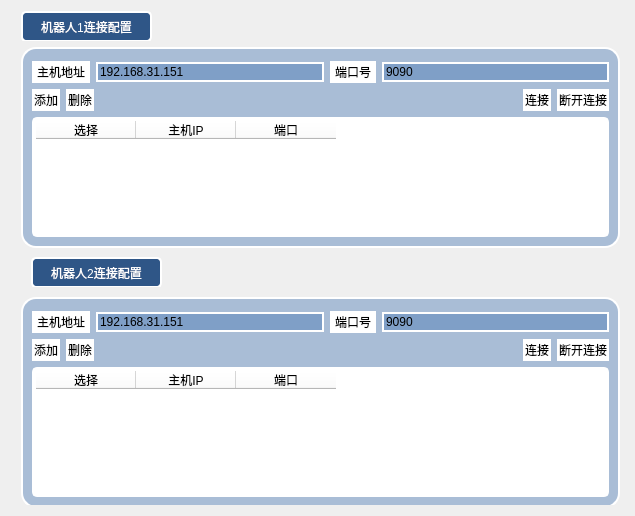
Timelees/RobanWeb, file ui/connectDialog.ui: the form before one commit.
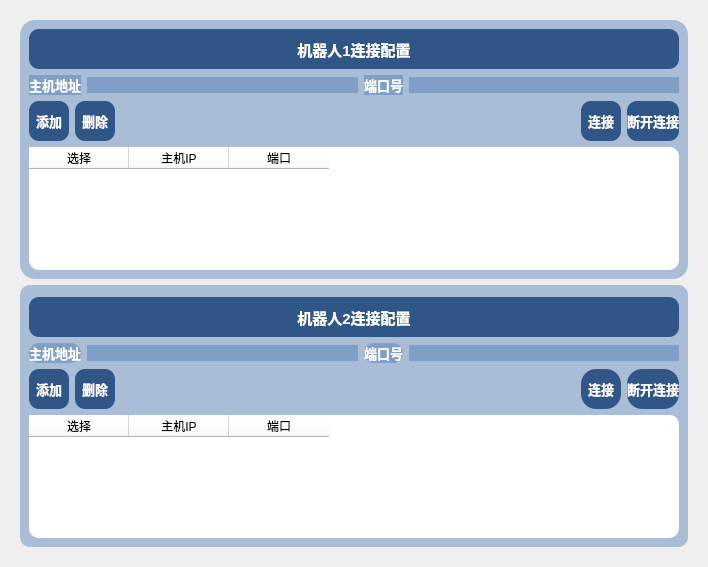
The form after the commit.

Diff of the .ui file:
```diff
--- a/ui/connectDialog.ui
+++ b/ui/connectDialog.ui
@@ -6,248 +6,87 @@
    <rect>
     <x>0</x>
     <y>0</y>
-    <width>635</width>
-    <height>516</height>
+    <width>708</width>
+    <height>567</height>
    </rect>
   </property>
   <property name="windowTitle">
    <string>连接设置</string>
   </property>
   <layout class="QVBoxLayout" name="verticalLayout">
-   <item>
-    <widget class="QWidget" name="buttonPanel" native="true">
-     <property name="maximumSize">
-      <size>
-       <width>16777215</width>
-       <height>30</height>
-      </size>
-     </property>
-     <widget class="QPushButton" name="robot1ToggleButton">
-      <property name="geometry">
-       <rect>
-        <x>10</x>
-        <y>0</y>
-        <width>131</width>
-        <height>31</height>
-       </rect>
-      </property>
-      <property name="styleSheet">
-       <string notr="true">background-color: rgb(47, 86, 135);
-color: rgb(255, 255, 255);
-font: 9pt &quot;微软雅黑&quot;;
-border:2px solid rgb(255, 255, 255);
-border-radius:5px</string>
-      </property>
-      <property name="text">
-       <string>机器人1连接配置</string>
-      </property>
-     </widget>
-    </widget>
-   </item>
    <item>
     <widget class="QWidget" name="settingsContainer" native="true">
-     <widget class="QGroupBox" name="robot2GroupBox">
-      <property name="geometry">
-       <rect>
-        <x>10</x>
-        <y>250</y>
-        <width>599</width>
-        <height>211</height>
-       </rect>
-      </property>
-      <property name="styleSheet">
-       <string notr="true">background-color: rgba(61, 112, 175, 100);
-border:2px solid rgb(255, 255, 255);
-border-radius:15px
-</string>
-      </property>
-      <property name="title">
-       <string/>
-      </property>
-      <layout class="QVBoxLayout" name="robot2Layout">
-       <property name="topMargin">
-        <number>12</number>
-       </property>
+     <layout class="QVBoxLayout" name="verticalLayout_5">
        <item>
-        <layout class="QHBoxLayout" name="robot2FormLayout" stretch="0,0,0,0">
+       <layout class="QVBoxLayout" name="verticalLayout_3" stretch="1,0">
          <item>
-          <widget class="QLabel" name="robot2HostLabel">
-           <property name="styleSheet">
-            <string notr="true">
-background-color: rgb(255, 255, 255);</string>
-           </property>
-           <property name="text">
-            <string>主机地址</string>
-           </property>
-          </widget>
+         <layout class="QHBoxLayout" name="horizontalLayout"/>
          </item>
          <item>
-          <widget class="QLineEdit" name="robot2HostEdit">
-           <property name="text">
-            <string>192.168.31.151</string>
-           </property>
-          </widget>
-         </item>
-         <item>
-          <widget class="QLabel" name="robot2PortLabel">
-           <property name="styleSheet">
-            <string notr="true">
-background-color: rgb(255, 255, 255);</string>
-           </property>
-           <property name="text">
-            <string>端口号</string>
-           </property>
-          </widget>
-         </item>
-         <item>
-          <widget class="QLineEdit" name="robot2PortEdit">
-           <property name="text">
-            <string>9090</string>
-           </property>
-          </widget>
-         </item>
-        </layout>
-       </item>
-       <item>
-        <layout class="QHBoxLayout" name="robot2ButtonLayout">
-         <item>
-          <widget class="QPushButton" name="robot2AddPB">
-           <property name="styleSheet">
-            <string notr="true">
-background-color: rgb(255, 255, 255);</string>
-           </property>
-           <property name="text">
-            <string>添加</string>
-           </property>
-          </widget>
-         </item>
-         <item>
-          <widget class="QPushButton" name="robot2DelPB">
-           <property name="styleSheet">
-            <string notr="true">
-background-color: rgb(255, 255, 255);</string>
-           </property>
-           <property name="text">
-            <string>删除</string>
-           </property>
-          </widget>
-         </item>
-         <item>
-          <spacer name="robot2HorizontalSpacer">
-           <property name="orientation">
-            <enum>Qt::Orientation::Horizontal</enum>
-           </property>
-           <property name="sizeHint" stdset="0">
-            <size>
-             <width>40</width>
-             <height>20</height>
-            </size>
-           </property>
-          </spacer>
-         </item>
-         <item>
-          <widget class="QPushButton" name="robot2ConnectButton">
-           <property name="styleSheet">
-            <string notr="true">
-background-color: rgb(255, 255, 255);</string>
-           </property>
-           <property name="text">
-            <string>连接</string>
-           </property>
-          </widget>
-         </item>
-         <item>
-          <widget class="QPushButton" name="robot2CancelButton">
-           <property name="styleSheet">
-            <string notr="true">
-background-color: rgb(255, 255, 255);</string>
-           </property>
-           <property name="text">
-            <string>断开连接</string>
-           </property>
-          </widget>
-         </item>
-        </layout>
-       </item>
-       <item>
-        <widget class="QTableWidget" name="robot2TableWidget">
-         <property name="styleSheet">
-          <string notr="true">background-color: rgb(255, 255, 255);
-border:2px solid rgb(255, 255, 255);
-border-radius:5px</string>
-         </property>
-         <property name="selectionMode">
-          <enum>QAbstractItemView::SelectionMode::MultiSelection</enum>
-         </property>
-         <property name="showGrid">
-          <bool>true</bool>
-         </property>
-         <property name="gridStyle">
-          <enum>Qt::PenStyle::DashLine</enum>
-         </property>
-         <property name="cornerButtonEnabled">
-          <bool>false</bool>
-         </property>
-         <attribute name="horizontalHeaderVisible">
-          <bool>true</bool>
-         </attribute>
-         <attribute name="horizontalHeaderCascadingSectionResizes">
-          <bool>false</bool>
-         </attribute>
-         <attribute name="horizontalHeaderHighlightSections">
-          <bool>true</bool>
-         </attribute>
-         <attribute name="horizontalHeaderShowSortIndicator" stdset="0">
-          <bool>false</bool>
-         </attribute>
-         <column>
-          <property name="text">
-           <string>选择</string>
-          </property>
-         </column>
-         <column>
-          <property name="text">
-           <string>主机IP</string>
-          </property>
-         </column>
-         <column>
-          <property name="text">
-           <string>端口</string>
-          </property>
-         </column>
-        </widget>
-       </item>
-      </layout>
-     </widget>
      <widget class="QGroupBox" name="robot1GroupBox">
-      <property name="geometry">
-       <rect>
-        <x>10</x>
-        <y>0</y>
-        <width>599</width>
-        <height>201</height>
-       </rect>
-      </property>
       <property name="styleSheet">
        <string notr="true">background-color: rgba(61, 112, 175, 100);
-border:2px solid rgb(255, 255, 255);
+
 border-radius:15px
 </string>
       </property>
       <property name="title">
        <string/>
       </property>
-      <layout class="QVBoxLayout" name="robot1Layout">
-       <property name="topMargin">
-        <number>12</number>
-       </property>
+          <layout class="QVBoxLayout" name="verticalLayout_2">
+           <item>
+            <widget class="QPushButton" name="robot1ToggleButton">
+             <property name="sizePolicy">
+              <sizepolicy hsizetype="Preferred" vsizetype="Preferred">
+               <horstretch>0</horstretch>
+               <verstretch>0</verstretch>
+              </sizepolicy>
+             </property>
+             <property name="minimumSize">
+              <size>
+               <width>40</width>
+               <height>40</height>
+              </size>
+             </property>
+             <property name="maximumSize">
+              <size>
+               <width>2000</width>
+               <height>2000</height>
+              </size>
+             </property>
+             <property name="font">
+              <font>
+               <family>Microsoft YaHei UI</family>
+               <pointsize>11</pointsize>
+               <italic>false</italic>
+               <bold>true</bold>
+              </font>
+             </property>
+             <property name="styleSheet">
+              <string notr="true">QPushButton {
+    background-color: rgb(47, 86, 135);
+    color: white;
+    border-radius: 10px;
+}</string>
+             </property>
+             <property name="text">
+              <string>机器人1连接配置</string>
+             </property>
+            </widget>
+           </item>
        <item>
         <layout class="QHBoxLayout" name="robot1FormLayout" stretch="0,0,0,0">
          <item>
           <widget class="QLabel" name="label">
+               <property name="font">
+                <font>
+                 <pointsize>10</pointsize>
+                 <bold>true</bold>
+                </font>
+               </property>
            <property name="styleSheet">
-            <string notr="true">
-background-color: rgb(255, 255, 255);</string>
+                <string notr="true">background-color: rgba(61, 112, 175, 100);
+    color: white;</string>
            </property>
            <property name="text">
             <string>主机地址</string>
@@ -257,14 +96,21 @@
          <item>
           <widget class="QLineEdit" name="hostEdit">
            <property name="text">
-            <string>192.168.31.151</string>
+                <string/>
            </property>
           </widget>
          </item>
          <item>
           <widget class="QLabel" name="label_2">
+               <property name="font">
+                <font>
+                 <pointsize>10</pointsize>
+                 <bold>true</bold>
+                </font>
+               </property>
            <property name="styleSheet">
-            <string notr="true">background-color: rgb(255, 255, 255);</string>
+                <string notr="true">background-color: rgba(61, 112, 175, 100);
+    color: white;</string>
            </property>
            <property name="text">
             <string>端口号</string>
@@ -274,7 +120,7 @@
          <item>
           <widget class="QLineEdit" name="portEdit">
            <property name="text">
-            <string>9090</string>
+                <string/>
            </property>
           </widget>
          </item>
@@ -284,8 +130,30 @@
         <layout class="QHBoxLayout" name="robot1ButtonLayout">
          <item>
           <widget class="QPushButton" name="addPB">
+               <property name="minimumSize">
+                <size>
+                 <width>40</width>
+                 <height>40</height>
+                </size>
+               </property>
+               <property name="maximumSize">
+                <size>
+                 <width>200</width>
+                 <height>200</height>
+                </size>
+               </property>
+               <property name="font">
+                <font>
+                 <pointsize>10</pointsize>
+                 <bold>true</bold>
+                </font>
+               </property>
            <property name="styleSheet">
-            <string notr="true">background-color: rgb(255, 255, 255);</string>
+                <string notr="true">QPushButton {
+    background-color: rgb(47, 86, 135);
+    color: white;
+    border-radius: 10px;
+}</string>
            </property>
            <property name="text">
             <string>添加</string>
@@ -294,8 +162,30 @@
          </item>
          <item>
           <widget class="QPushButton" name="delPB">
+               <property name="minimumSize">
+                <size>
+                 <width>40</width>
+                 <height>40</height>
+                </size>
+               </property>
+               <property name="maximumSize">
+                <size>
+                 <width>200</width>
+                 <height>200</height>
+                </size>
+               </property>
+               <property name="font">
+                <font>
+                 <pointsize>10</pointsize>
+                 <bold>true</bold>
+                </font>
+               </property>
            <property name="styleSheet">
-            <string notr="true">background-color: rgb(255, 255, 255);</string>
+                <string notr="true">QPushButton {
+    background-color: rgb(47, 86, 135);
+    color: white;
+    border-radius: 10px;
+}</string>
            </property>
            <property name="text">
             <string>删除</string>
@@ -317,8 +207,30 @@
          </item>
          <item>
           <widget class="QPushButton" name="connectButton">
+               <property name="minimumSize">
+                <size>
+                 <width>40</width>
+                 <height>40</height>
+                </size>
+               </property>
+               <property name="maximumSize">
+                <size>
+                 <width>200</width>
+                 <height>200</height>
+                </size>
+               </property>
+               <property name="font">
+                <font>
+                 <pointsize>10</pointsize>
+                 <bold>true</bold>
+                </font>
+               </property>
            <property name="styleSheet">
-            <string notr="true">background-color: rgb(255, 255, 255);</string>
+                <string notr="true">QPushButton {
+    background-color: rgb(47, 86, 135);
+    color: white;
+    border-radius: 10px;
+}</string>
            </property>
            <property name="text">
             <string>连接</string>
@@ -327,8 +239,30 @@
          </item>
          <item>
           <widget class="QPushButton" name="cancelButton">
+               <property name="minimumSize">
+                <size>
+                 <width>40</width>
+                 <height>40</height>
+                </size>
+               </property>
+               <property name="maximumSize">
+                <size>
+                 <width>200</width>
+                 <height>200</height>
+                </size>
+               </property>
+               <property name="font">
+                <font>
+                 <pointsize>10</pointsize>
+                 <bold>true</bold>
+                </font>
+               </property>
            <property name="styleSheet">
-            <string notr="true">background-color: rgb(255, 255, 255);</string>
+                <string notr="true">QPushButton {
+    background-color: rgb(47, 86, 135);
+    color: white;
+    border-radius: 10px;
+}</string>
            </property>
            <property name="text">
             <string>断开连接</string>
@@ -339,10 +273,16 @@
        </item>
        <item>
         <widget class="QTableWidget" name="tableWidget">
+             <property name="font">
+              <font>
+               <pointsize>10</pointsize>
+               <bold>false</bold>
+              </font>
+             </property>
          <property name="styleSheet">
           <string notr="true">background-color: rgb(255, 255, 255);
-border:2px solid rgb(255, 255, 255);
-border-radius:5px</string>
+
+border-radius:10px</string>
          </property>
          <property name="selectionMode">
           <enum>QAbstractItemView::SelectionMode::MultiSelection</enum>
@@ -387,45 +327,322 @@
        </item>
       </layout>
      </widget>
-     <widget class="QWidget" name="buttonPanel_2" native="true">
-      <property name="geometry">
-       <rect>
-        <x>10</x>
-        <y>210</y>
-        <width>617</width>
-        <height>30</height>
-       </rect>
-      </property>
-      <property name="maximumSize">
-       <size>
-        <width>16777215</width>
-        <height>30</height>
-       </size>
-      </property>
+        </item>
+       </layout>
+      </item>
+      <item>
+       <layout class="QVBoxLayout" name="verticalLayout_4" stretch="1,0">
+        <item>
+         <layout class="QHBoxLayout" name="horizontalLayout_2"/>
+        </item>
+        <item>
+         <widget class="QGroupBox" name="robot2GroupBox">
+          <property name="styleSheet">
+           <string notr="true">background-color: rgba(61, 112, 175, 100);
+border-radius:10px
+</string>
+          </property>
+          <property name="title">
+           <string/>
+          </property>
+          <layout class="QVBoxLayout" name="robot2Layout">
+           <property name="topMargin">
+            <number>12</number>
+           </property>
+           <item>
       <widget class="QPushButton" name="robot2ToggleButton">
-       <property name="geometry">
-        <rect>
-         <x>10</x>
-         <y>0</y>
-         <width>131</width>
-         <height>31</height>
-        </rect>
+             <property name="sizePolicy">
+              <sizepolicy hsizetype="Preferred" vsizetype="Preferred">
+               <horstretch>0</horstretch>
+               <verstretch>0</verstretch>
+              </sizepolicy>
+             </property>
+             <property name="minimumSize">
+              <size>
+               <width>40</width>
+               <height>40</height>
+              </size>
+             </property>
+             <property name="maximumSize">
+              <size>
+               <width>2000</width>
+               <height>2000</height>
+              </size>
+             </property>
+             <property name="font">
+              <font>
+               <pointsize>11</pointsize>
+               <bold>true</bold>
+              </font>
        </property>
        <property name="styleSheet">
-        <string notr="true">background-color: rgb(47, 86, 135);
-color: rgb(255, 255, 255);
-font: 9pt &quot;微软雅黑&quot;;
-border:2px solid rgb(255, 255, 255);
-border-radius:5px</string>
+              <string notr="true">QPushButton {
+    background-color: rgb(47, 86, 135);
+    color: white;
+    border-radius: 10px;
+}</string>
        </property>
        <property name="text">
         <string>机器人2连接配置</string>
        </property>
       </widget>
-     </widget>
-     <zorder>robot1GroupBox</zorder>
-     <zorder>robot2GroupBox</zorder>
-     <zorder>buttonPanel_2</zorder>
+           </item>
+           <item>
+            <layout class="QHBoxLayout" name="robot2FormLayout" stretch="0,0,0,0">
+             <item>
+              <widget class="QLabel" name="robot2HostLabel">
+               <property name="font">
+                <font>
+                 <pointsize>10</pointsize>
+                 <bold>true</bold>
+                </font>
+               </property>
+               <property name="styleSheet">
+                <string notr="true">background-color: rgba(61, 112, 175, 100);
+    color: white;</string>
+               </property>
+               <property name="text">
+                <string>主机地址</string>
+               </property>
+              </widget>
+             </item>
+             <item>
+              <widget class="QLineEdit" name="robot2HostEdit">
+               <property name="text">
+                <string/>
+               </property>
+              </widget>
+             </item>
+             <item>
+              <widget class="QLabel" name="robot2PortLabel">
+               <property name="font">
+                <font>
+                 <pointsize>10</pointsize>
+                 <bold>true</bold>
+                </font>
+               </property>
+               <property name="styleSheet">
+                <string notr="true">background-color: rgba(61, 112, 175, 100);
+    color: white;</string>
+               </property>
+               <property name="text">
+                <string>端口号</string>
+               </property>
+              </widget>
+             </item>
+             <item>
+              <widget class="QLineEdit" name="robot2PortEdit">
+               <property name="text">
+                <string/>
+               </property>
+              </widget>
+             </item>
+            </layout>
+           </item>
+           <item>
+            <layout class="QHBoxLayout" name="robot2ButtonLayout">
+             <item>
+              <widget class="QPushButton" name="robot2AddPB">
+               <property name="minimumSize">
+                <size>
+                 <width>40</width>
+                 <height>40</height>
+                </size>
+               </property>
+               <property name="maximumSize">
+                <size>
+                 <width>200</width>
+                 <height>200</height>
+                </size>
+               </property>
+               <property name="font">
+                <font>
+                 <pointsize>10</pointsize>
+                 <bold>true</bold>
+                </font>
+               </property>
+               <property name="styleSheet">
+                <string notr="true">QPushButton {
+    background-color: rgb(47, 86, 135);
+    color: white;
+    border-radius: 10px;
+}</string>
+               </property>
+               <property name="text">
+                <string>添加</string>
+               </property>
+              </widget>
+             </item>
+             <item>
+              <widget class="QPushButton" name="robot2DelPB">
+               <property name="minimumSize">
+                <size>
+                 <width>40</width>
+                 <height>40</height>
+                </size>
+               </property>
+               <property name="maximumSize">
+                <size>
+                 <width>200</width>
+                 <height>200</height>
+                </size>
+               </property>
+               <property name="font">
+                <font>
+                 <pointsize>10</pointsize>
+                 <bold>true</bold>
+                </font>
+               </property>
+               <property name="styleSheet">
+                <string notr="true">QPushButton {
+    background-color: rgb(47, 86, 135);
+    color: white;
+    border-radius: 10px;
+}</string>
+               </property>
+               <property name="text">
+                <string>删除</string>
+               </property>
+              </widget>
+             </item>
+             <item>
+              <spacer name="robot2HorizontalSpacer">
+               <property name="orientation">
+                <enum>Qt::Horizontal</enum>
+               </property>
+               <property name="sizeHint" stdset="0">
+                <size>
+                 <width>40</width>
+                 <height>20</height>
+                </size>
+               </property>
+              </spacer>
+             </item>
+             <item>
+              <widget class="QPushButton" name="robot2ConnectButton">
+               <property name="minimumSize">
+                <size>
+                 <width>40</width>
+                 <height>40</height>
+                </size>
+               </property>
+               <property name="maximumSize">
+                <size>
+                 <width>200</width>
+                 <height>200</height>
+                </size>
+               </property>
+               <property name="font">
+                <font>
+                 <pointsize>10</pointsize>
+                 <bold>true</bold>
+                </font>
+               </property>
+               <property name="styleSheet">
+                <string notr="true">QPushButton {
+    background-color: rgb(47, 86, 135);
+    color: white;
+    border-radius: 15px;
+}</string>
+               </property>
+               <property name="text">
+                <string>连接</string>
+               </property>
+              </widget>
+             </item>
+             <item>
+              <widget class="QPushButton" name="robot2CancelButton">
+               <property name="minimumSize">
+                <size>
+                 <width>40</width>
+                 <height>40</height>
+                </size>
+               </property>
+               <property name="maximumSize">
+                <size>
+                 <width>200</width>
+                 <height>200</height>
+                </size>
+               </property>
+               <property name="font">
+                <font>
+                 <pointsize>10</pointsize>
+                 <bold>true</bold>
+                </font>
+               </property>
+               <property name="styleSheet">
+                <string notr="true">QPushButton {
+    background-color: rgb(47, 86, 135);
+    color: white;
+    border-radius: 15px;
+}</string>
+               </property>
+               <property name="text">
+                <string>断开连接</string>
+               </property>
+              </widget>
+             </item>
+            </layout>
+           </item>
+           <item>
+            <widget class="QTableWidget" name="robot2TableWidget">
+             <property name="font">
+              <font>
+               <pointsize>10</pointsize>
+              </font>
+             </property>
+             <property name="styleSheet">
+              <string notr="true">background-color: rgb(255, 255, 255);
+
+border-radius:10px</string>
+             </property>
+             <property name="selectionMode">
+              <enum>QAbstractItemView::MultiSelection</enum>
+             </property>
+             <property name="showGrid">
+              <bool>true</bool>
+             </property>
+             <property name="gridStyle">
+              <enum>Qt::DashLine</enum>
+             </property>
+             <property name="cornerButtonEnabled">
+              <bool>false</bool>
+             </property>
+             <attribute name="horizontalHeaderVisible">
+              <bool>true</bool>
+             </attribute>
+             <attribute name="horizontalHeaderCascadingSectionResizes">
+              <bool>false</bool>
+             </attribute>
+             <attribute name="horizontalHeaderHighlightSections">
+              <bool>true</bool>
+             </attribute>
+             <attribute name="horizontalHeaderShowSortIndicator" stdset="0">
+              <bool>false</bool>
+             </attribute>
+             <column>
+              <property name="text">
+               <string>选择</string>
+              </property>
+             </column>
+             <column>
+              <property name="text">
+               <string>主机IP</string>
+              </property>
+             </column>
+             <column>
+              <property name="text">
+               <string>端口</string>
+              </property>
+             </column>
+            </widget>
+           </item>
+          </layout>
+         </widget>
+        </item>
+       </layout>
+      </item>
+     </layout>
     </widget>
    </item>
   </layout>
```
Left out of the diff: 6 changed lines with no effect on the pictures. Lines whose indentation alone changed are shown as unchanged.
